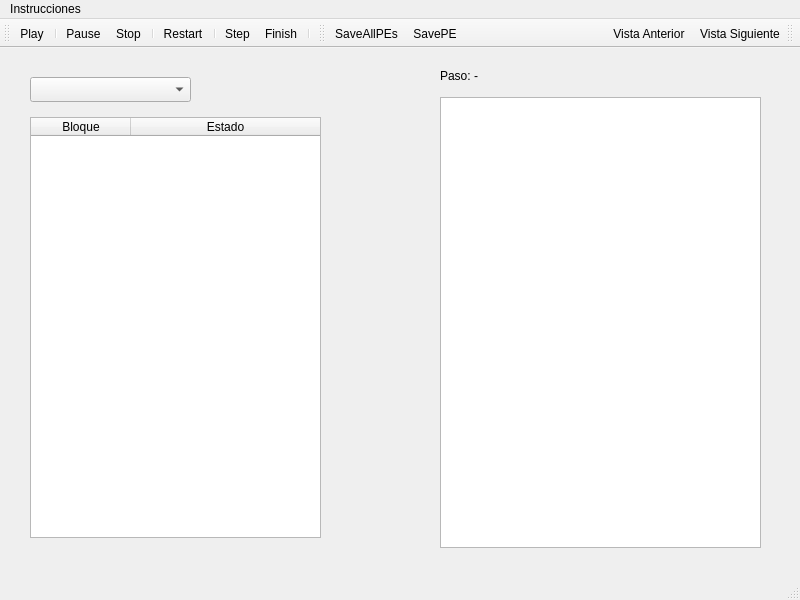
The window that SimInter/mainwindow.ui (issolis/InterconnectSimulator) describes before a commit, drawn with Qt 5.
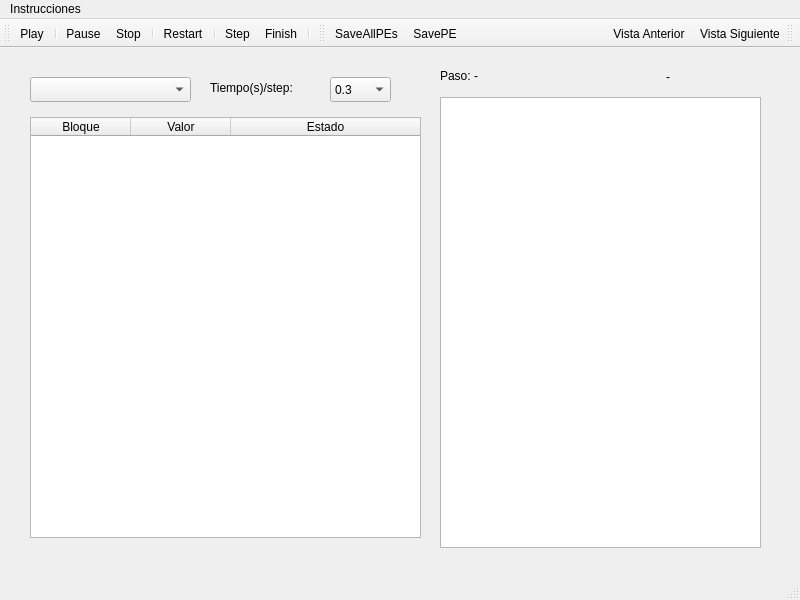
The same window after the commit. Icons and pictures are not drawn.

```diff
--- a/SimInter/mainwindow.ui
+++ b/SimInter/mainwindow.ui
@@ -72,7 +72,7 @@
        <rect>
         <x>30</x>
         <y>90</y>
-        <width>291</width>
+        <width>391</width>
         <height>421</height>
        </rect>
       </property>
@@ -132,7 +132,7 @@
        <rect>
         <x>30</x>
         <y>90</y>
-        <width>291</width>
+        <width>391</width>
         <height>421</height>
        </rect>
       </property>
@@ -165,6 +165,11 @@
         <string>Bloque</string>
        </property>
       </column>
+      <column>
+       <property name="text">
+        <string>Valor</string>
+       </property>
+      </column>
       <column>
        <property name="text">
         <string>Estado</string>
@@ -184,6 +189,76 @@
        <string>Paso: -</string>
       </property>
      </widget>
+     <widget class="QLabel" name="StateLabel">
+      <property name="geometry">
+       <rect>
+        <x>666</x>
+        <y>40</y>
+        <width>91</width>
+        <height>20</height>
+       </rect>
+      </property>
+      <property name="focusPolicy">
+       <enum>Qt::NoFocus</enum>
+      </property>
+      <property name="styleSheet">
+       <string notr="true">font: 700 11pt &quot;Ubuntu&quot;;</string>
+      </property>
+      <property name="text">
+       <string>-</string>
+      </property>
+      <property name="indent">
+       <number>0</number>
+      </property>
+     </widget>
+     <widget class="QLabel" name="label">
+      <property name="geometry">
+       <rect>
+        <x>210</x>
+        <y>50</y>
+        <width>111</width>
+        <height>21</height>
+       </rect>
+      </property>
+      <property name="text">
+       <string>Tiempo(s)/step:</string>
+      </property>
+     </widget>
+     <widget class="QComboBox" name="TimeComboBox">
+      <property name="geometry">
+       <rect>
+        <x>330</x>
+        <y>50</y>
+        <width>61</width>
+        <height>25</height>
+       </rect>
+      </property>
+      <item>
+       <property name="text">
+        <string>0.3</string>
+       </property>
+      </item>
+      <item>
+       <property name="text">
+        <string>0.5</string>
+       </property>
+      </item>
+      <item>
+       <property name="text">
+        <string>1</string>
+       </property>
+      </item>
+      <item>
+       <property name="text">
+        <string>3</string>
+       </property>
+      </item>
+      <item>
+       <property name="text">
+        <string>5</string>
+       </property>
+      </item>
+     </widget>
     </widget>
    </widget>
   </widget>
```
